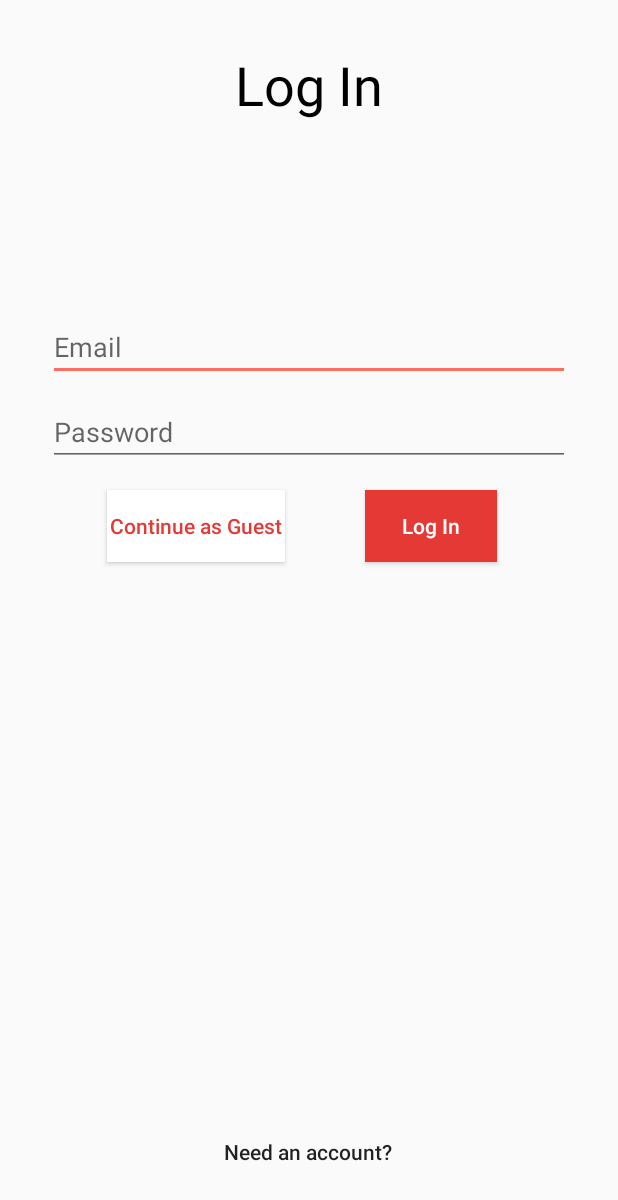
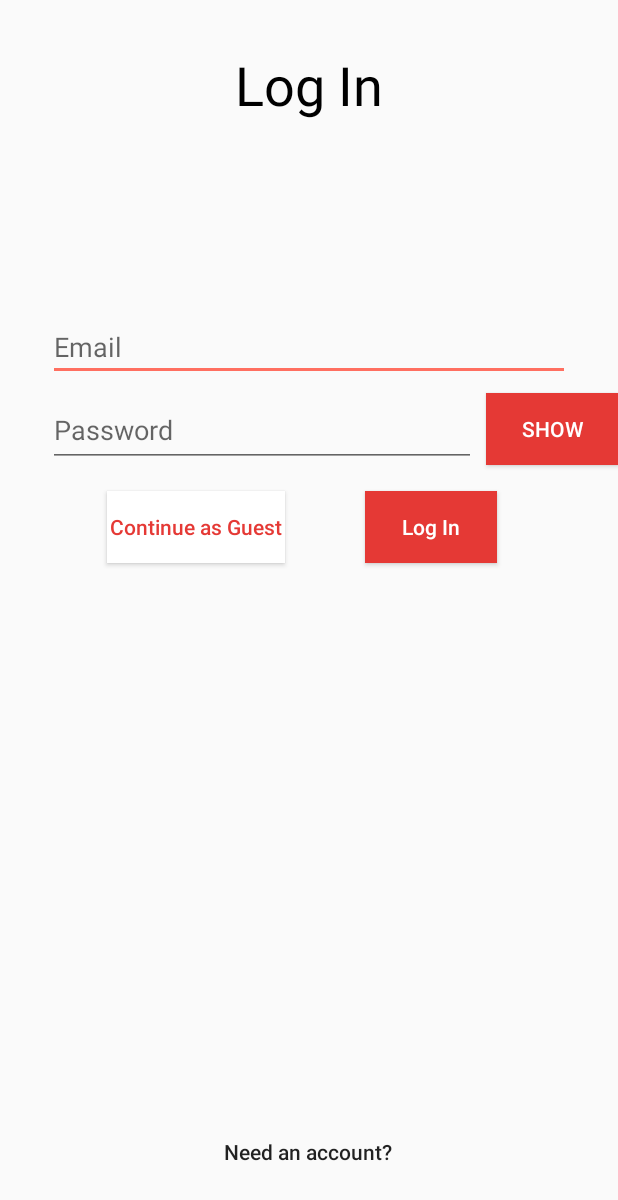
Before and after one commit to jbates888/CharityApp, an Android app: the screen it shows after launch (MainActivity), on a phone screen of 412 x 824 dp. Shown: the top 1200 px of the screen. Run offline under Robolectric (Android 15) with nearby library versions, the phone set to English and light mode, and no system bars; our stand-ins replace Firebase (no records; nobody signed in at launch, a user with empty details on screens opened directly).

Commit message:
added a show/hide button for password input

```diff
--- a/app/src/main/java/com/example/charityapp/MainActivity.java
+++ b/app/src/main/java/com/example/charityapp/MainActivity.java
@@ -5,9 +5,15 @@ import androidx.appcompat.app.AppCompatActivity;
 
 import android.content.Intent;
 import android.os.Bundle;
+import android.text.method.HideReturnsTransformationMethod;
+import android.text.method.PasswordTransformationMethod;
+import android.view.KeyEvent;
 import android.view.View;
+import android.view.inputmethod.EditorInfo;
+import android.widget.Button;
 import android.widget.EditText;
 import android.widget.ProgressBar;
+import android.widget.TextView;
 import android.widget.Toast;
 
 import com.google.android.gms.tasks.OnCompleteListener;
@@ -20,6 +26,7 @@ public class MainActivity extends AppCompatActivity implements View.OnClickListe
 
     //Fire base authentication object
     FirebaseAuth mAuth;
+    Button passhide;
     //Text field objects and progress bar
     EditText emailTxt;
     EditText passTxt;
@@ -37,11 +44,33 @@ public class MainActivity extends AppCompatActivity implements View.OnClickListe
         passTxt = findViewById(R.id.loginPassTxt);
         //instantiating the progress bar
         progressBar = findViewById(R.id.loginProgBar);
+        passhide = findViewById(R.id.showpass);
 
         //setting an on click listener to every button on the screen
         findViewById(R.id.sendToLogin_btn).setOnClickListener(this);
         findViewById(R.id.loginBtn).setOnClickListener(this);
         findViewById(R.id.guest_btn).setOnClickListener(this);
+        passhide.setOnClickListener(new View.OnClickListener(){
+            public void onClick(View v) {
+                if(passhide.getText().toString().equalsIgnoreCase("Show")){
+                    passTxt.setTransformationMethod(null);
+                    passhide.setText("Hide");
+                } else {
+                    passTxt.setTransformationMethod(new PasswordTransformationMethod());
+                    passhide.setText("Show");
+                }
+            }
+        });
+
+        passTxt.setOnEditorActionListener(new TextView.OnEditorActionListener() {
+            @Override
+            public boolean onEditorAction(TextView v, int actionId, KeyEvent event) {
+                if ((event != null && (event.getKeyCode() == KeyEvent.KEYCODE_ENTER)) || (actionId == EditorInfo.IME_ACTION_DONE)){
+                    login();
+                }
+                return false;
+            }
+        });
     }
 
     @Override
@@ -71,7 +100,9 @@ public class MainActivity extends AppCompatActivity implements View.OnClickListe
                 Intent toGuestIntent = new Intent(this, GuestHomeActivty.class);
                 startActivity(toGuestIntent);
                 break;
+
         }
+
     }
 
     /**
--- a/app/src/main/java/com/example/charityapp/VolunteerEventDetails.java
+++ b/app/src/main/java/com/example/charityapp/VolunteerEventDetails.java
@@ -40,5 +40,7 @@ public class VolunteerEventDetails extends AppCompatActivity {
         fundsTxt.setText("Funding: "  +  extras.getString("Funds"));
         volsTxt.setText("Volunteers: "  +  extras.getString("Volunteers"));
         volsNeededTxt.setText("Volunteers Needed: "  +  extras.getInt("VolunteersNeeded", 0));
+
+
     }
 }
--- a/app/src/main/res/layout/activity_main.xml
+++ b/app/src/main/res/layout/activity_main.xml
@@ -70,15 +70,16 @@
 
     <EditText
         android:id="@+id/loginPassTxt"
-        android:layout_width="0dp"
-        android:layout_height="wrap_content"
+        android:layout_width="285dp"
+        android:layout_height="49dp"
         android:layout_marginStart="32dp"
-        android:layout_marginTop="11dp"
-        android:layout_marginEnd="32dp"
+        android:layout_marginTop="8dp"
+        android:layout_marginEnd="31dp"
         android:ems="10"
         android:hint="@string/passwordHint"
-        android:inputType="textPersonName"
+        android:inputType="textPassword"
         app:layout_constraintEnd_toEndOf="parent"
+        app:layout_constraintHorizontal_bias="0.0"
         app:layout_constraintStart_toStartOf="parent"
         app:layout_constraintTop_toBottomOf="@+id/loginUserNameTxt" />
 
@@ -107,4 +108,19 @@
         app:layout_constraintEnd_toEndOf="parent"
         app:layout_constraintStart_toStartOf="parent"
         app:layout_constraintTop_toTopOf="parent" />
+
+    <Button
+        android:id="@+id/showpass"
+        android:layout_width="wrap_content"
+        android:layout_height="wrap_content"
+        android:layout_marginTop="8dp"
+        android:layout_marginBottom="17dp"
+        android:background="#E53935"
+        android:text="@string/showtxt"
+        android:textColor="#FFFFFF"
+        app:layout_constraintBottom_toTopOf="@+id/loginBtn"
+        app:layout_constraintEnd_toEndOf="parent"
+        app:layout_constraintHorizontal_bias="1.0"
+        app:layout_constraintStart_toEndOf="@+id/loginPassTxt"
+        app:layout_constraintTop_toBottomOf="@+id/loginUserNameTxt" />
 </androidx.constraintlayout.widget.ConstraintLayout>
--- a/app/src/main/res/values/strings.xml
+++ b/app/src/main/res/values/strings.xml
@@ -12,6 +12,8 @@
     <string name="profileTxt">Set your Profile Name</string>
     <string name="saveBtnTxt">Save</string>
     <string name="logoutTxt">Logout</string>
+    <string name="showtxt">Show</string>
+    <string name="hidetxt">Hide</string>
 
     <string name="createTxt">Create an Event</string>
     <string name="nameTxt">Event Name</string>
```
Also changed, not shown: app/src/main/java/com/example/charityapp/RegActivity.java (+13 -0 lines).
